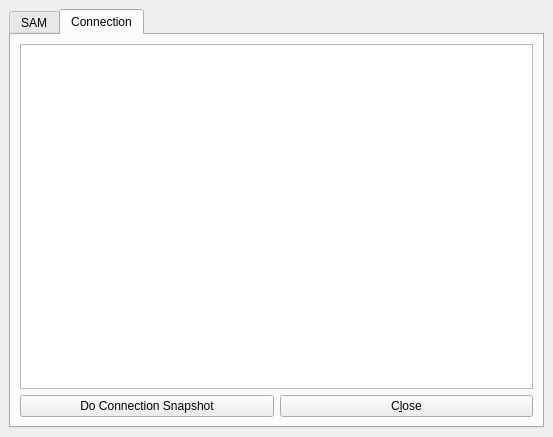
Qt form src/gui/form_DebugMessages.ui (vituperative/i2pchat) before a commit.
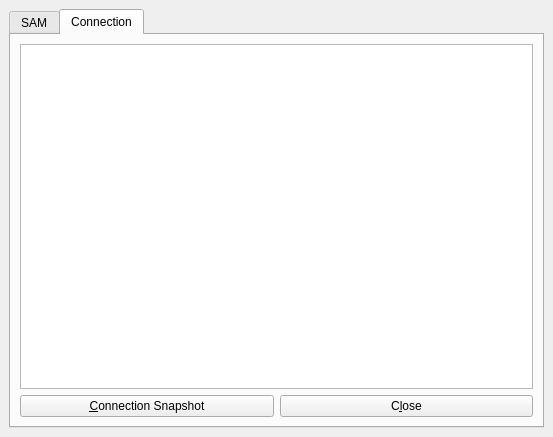
The same form after that commit. The open tabs and pages were chosen to show the change. Icons and pictures are not drawn.

Commit message: Cleanups: ui refinements, snapshop debugging cleanups

The edit to the form file:
```diff
--- a/src/gui/form_DebugMessages.ui
+++ b/src/gui/form_DebugMessages.ui
@@ -118,7 +118,7 @@
            <item>
             <widget class="QPushButton" name="cmd_Connection_snapshot">
              <property name="text">
-              <string>Do Connection Snapshot</string>
+              <string>&amp;Connection Snapshot</string>
              </property>
             </widget>
            </item>
```
Left out of the diff: 4 changed lines with no effect on the pictures. The commit also changes 7 other files.
